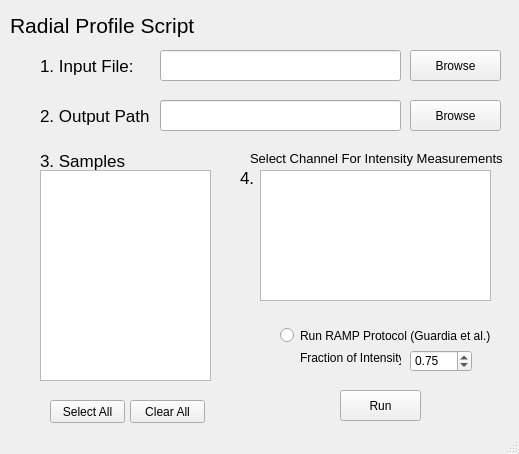
HarrisonWismer/RadialProfile, file radialUI.ui: the form before one commit.
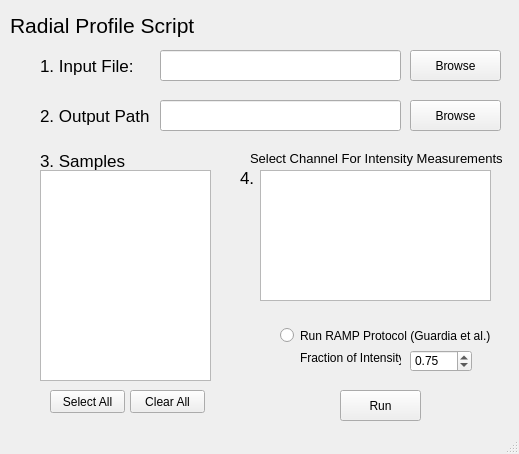
The form after the commit.

```diff
--- a/radialUI.ui
+++ b/radialUI.ui
@@ -108,7 +108,7 @@
     <property name="geometry">
      <rect>
       <x>50</x>
-      <y>400</y>
+      <y>390</y>
       <width>75</width>
       <height>23</height>
      </rect>
@@ -121,7 +121,7 @@
     <property name="geometry">
      <rect>
       <x>130</x>
-      <y>400</y>
+      <y>390</y>
       <width>75</width>
       <height>23</height>
      </rect>
```
